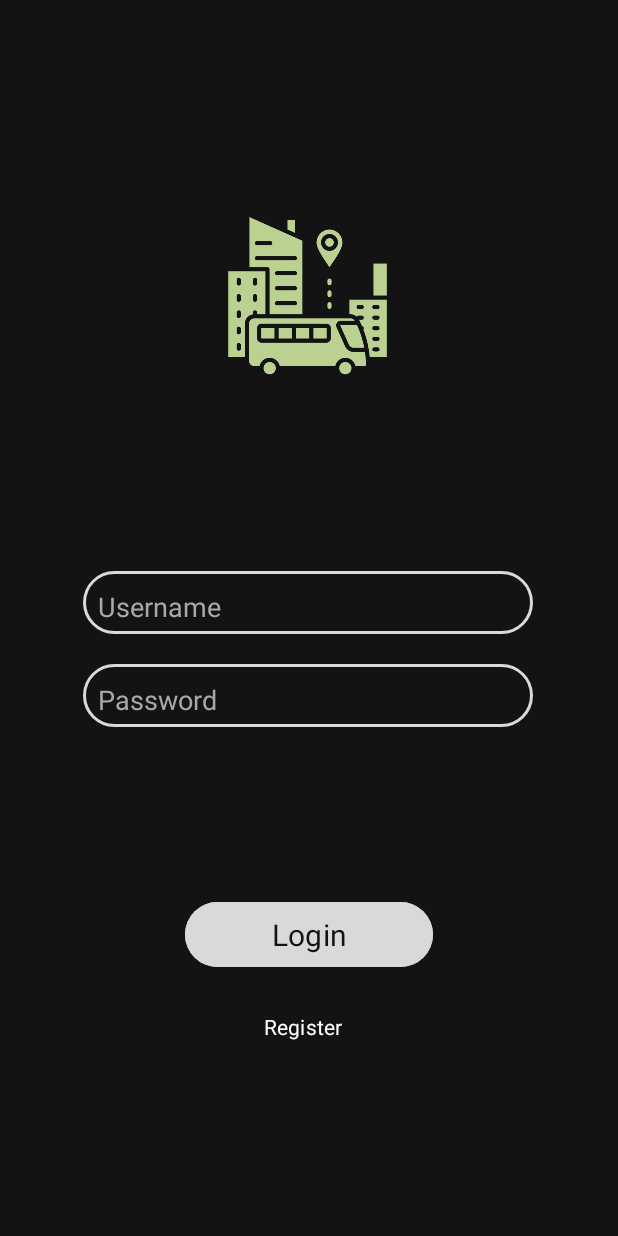
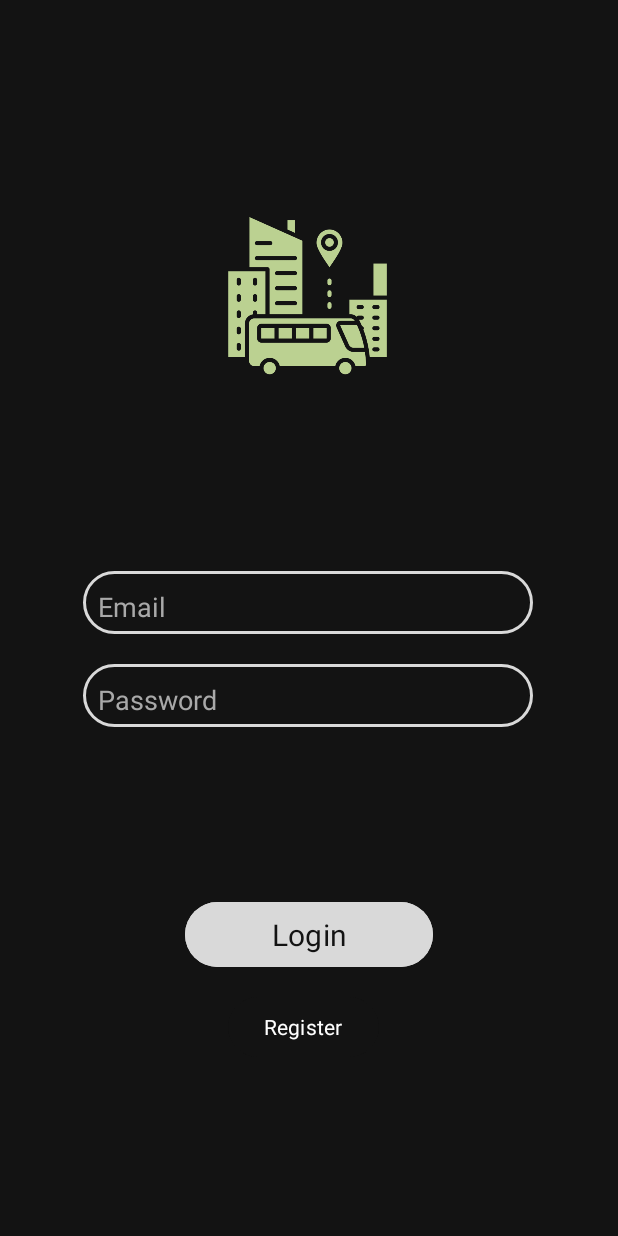
Before and after one commit to YasodhaHeshan/MAD_Project, an Android app: the LoginActivity screen opened directly, with no data from a screen before it, on a phone screen of 412 x 824 dp. Run offline under Robolectric (Android 15) with nearby library versions, the phone set to English and light mode, and no system bars; Roboto replaces fonts that are not available here.

Commit message:
update LoginActivity.java

```diff
--- a/app/src/main/java/com/example/mad_project/LoginActivity.java
+++ b/app/src/main/java/com/example/mad_project/LoginActivity.java
@@ -14,7 +14,7 @@ public class LoginActivity extends AppCompatActivity {
         super.onCreate(savedInstanceState);
         setContentView(R.layout.login);
 
-        EditText username = findViewById(R.id.editTextUsername);
+        EditText username = findViewById(R.id.editTextEmail);
         EditText password = findViewById(R.id.editTextPassword);
         Button regbutton = findViewById(R.id.btnRegister);
         Button loginButton = findViewById(R.id.btnLogin);
--- a/app/src/main/res/layout/login.xml
+++ b/app/src/main/res/layout/login.xml
@@ -26,7 +26,7 @@
         app:layout_constraintVertical_bias="1.0" />
 
     <EditText
-        android:id="@+id/editTextUsername"
+        android:id="@+id/editTextEmail"
         android:layout_width="300dp"
         android:layout_height="42dp"
         android:layout_marginStart="55dp"
@@ -35,7 +35,7 @@
         android:background="@drawable/edit_text_border"
         android:ems="10"
         android:fontFamily="@font/akaya_telivigala"
-        android:hint="Username"
+        android:hint="Email"
         android:inputType="text"
         android:paddingLeft="10dp"
         android:paddingTop="5dp"
@@ -70,7 +70,7 @@
         app:layout_constraintEnd_toEndOf="parent"
         app:layout_constraintHorizontal_bias="0.0"
         app:layout_constraintStart_toStartOf="parent"
-        app:layout_constraintTop_toBottomOf="@+id/editTextUsername"
+        app:layout_constraintTop_toBottomOf="@+id/editTextEmail"
         app:layout_constraintVertical_bias="0.0" />
 
     <ImageView
```
